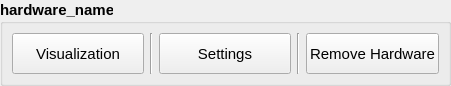
Old version of the form modules/hardwaremanager/action/ui/hardware_tab.ui in the repository tud-hri/joan.
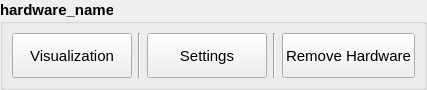
New version of the form.

Patch:
```diff
--- a/modules/hardwaremanager/action/ui/hardware_tab.ui
+++ b/modules/hardwaremanager/action/ui/hardware_tab.ui
@@ -6,8 +6,8 @@
    <rect>
     <x>0</x>
     <y>0</y>
-    <width>451</width>
-    <height>86</height>
+    <width>427</width>
+    <height>90</height>
    </rect>
   </property>
   <property name="font">
```
